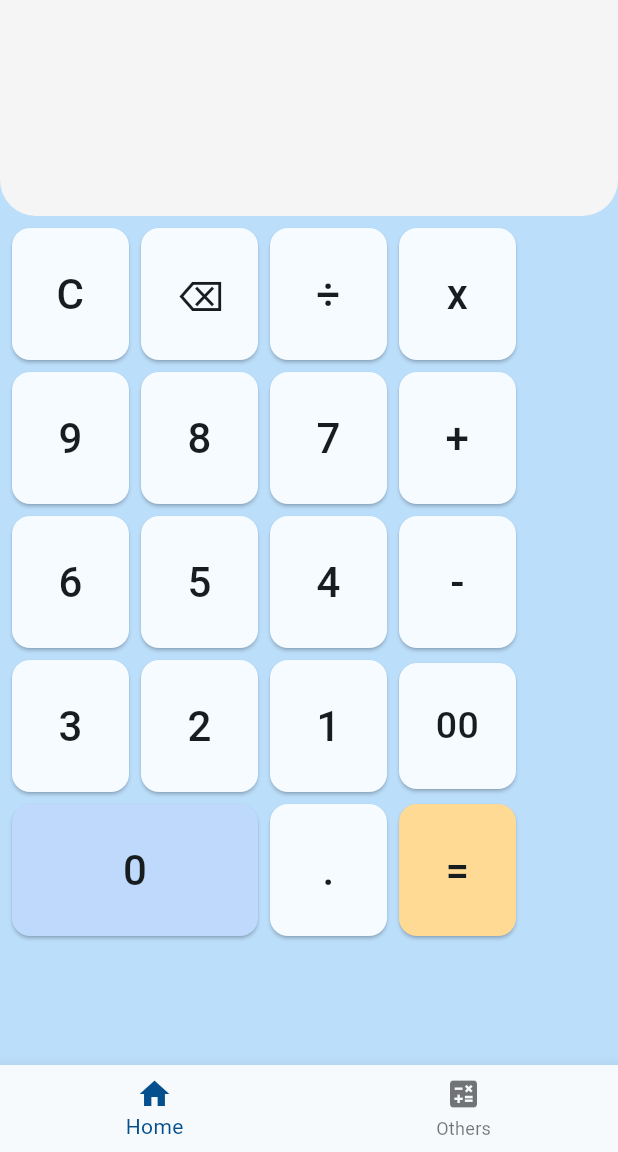
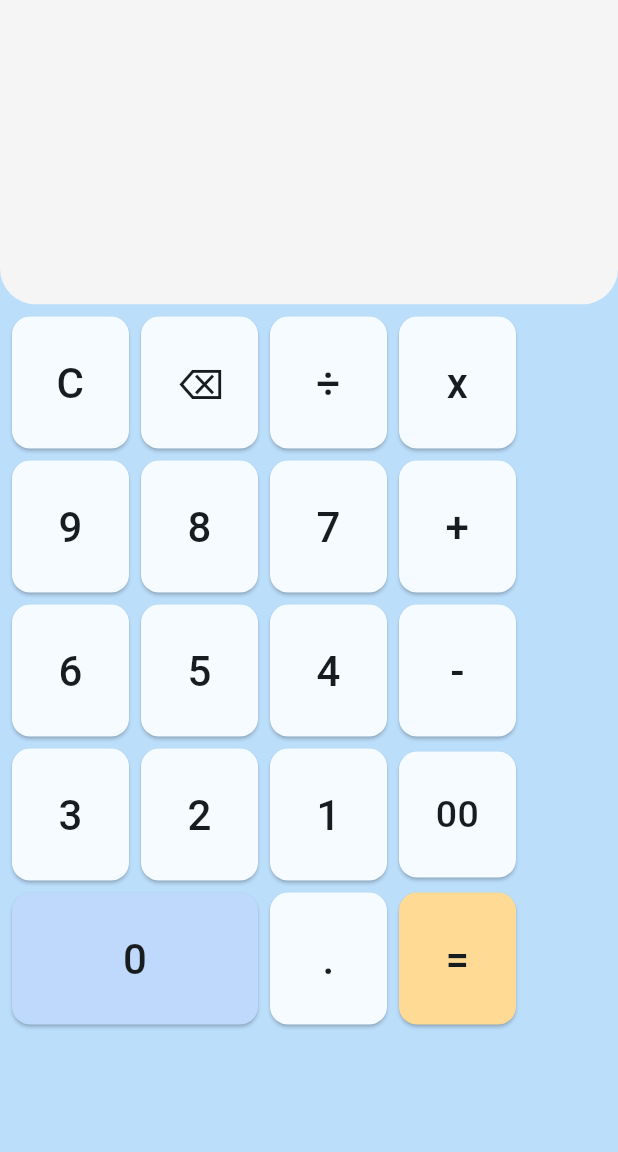
Before and after one commit to CodeWithJeet1204/Calculator, a Flutter app: the screen it shows after launch, after a tap on an icon or button, on a phone screen of 412 x 824 dp, the part 84-1236 px from its top. Run offline on Flutter 3.47's test engine with Material 2 defaults, Android fonts, the phone set to English and light mode, and no system bars.

```diff
--- a/lib/calculator/calculator_page.dart
+++ b/lib/calculator/calculator_page.dart
@@ -145,7 +145,7 @@ class _CalculatorPageState extends State<CalculatorPage> {
         children: [
           Container(
             alignment: Alignment.bottomRight,
-            height: 144,
+            height: 203,
             width: double.infinity,
             decoration: BoxDecoration(
               borderRadius: const BorderRadius.only(
--- a/lib/home_page.dart
+++ b/lib/home_page.dart
@@ -1,5 +1,5 @@
 import 'package:calculator/calculator/calculator_page.dart';
-import 'package:calculator/conversion/conversion_page.dart';
+// import 'package:calculator/conversion/conversion_page.dart';
 import 'package:flutter/material.dart';
 
 class HomePage extends StatefulWidget {
@@ -10,7 +10,7 @@ class HomePage extends StatefulWidget {
 }
 
 class _HomePageState extends State<HomePage> {
-  int _selectedIndex = 0;
+  // int _selectedIndex = 0;
   Widget currentPage = const CalculatorPage();
 
   @override
@@ -18,33 +18,33 @@ class _HomePageState extends State<HomePage> {
     // Get the current page.
     Widget content = currentPage;
 
-    // Rebuild the bottom navigation bar.
-    final bottomNavigationBar = BottomNavigationBar(
-      currentIndex: _selectedIndex,
-      onTap: (value) {
-        // Set the current page to the page that corresponds to the tapped item.
-        setState(() {
-          _selectedIndex = value;
-          currentPage =
-              _selectedIndex == 0 ? const CalculatorPage() : const OthersPage();
-        });
-      },
-      selectedItemColor: const Color.fromARGB(255, 4, 79, 141),
-      items: const [
-        BottomNavigationBarItem(
-          icon: Icon(Icons.home),
-          label: "Home",
-        ),
-        BottomNavigationBarItem(
-          icon: Icon(Icons.calculate),
-          label: "Others",
-        ),
-      ],
-    );
+    // // Rebuild the bottom navigation bar.
+    // final bottomNavigationBar = BottomNavigationBar(
+    //   currentIndex: _selectedIndex,
+    //   onTap: (value) {
+    //     // Set the current page to the page that corresponds to the tapped item.
+    //     setState(() {
+    //       _selectedIndex = value;
+    //       currentPage =
+    //           _selectedIndex == 0 ? const CalculatorPage() : const OthersPage();
+    //     });
+    //   },
+    //   selectedItemColor: const Color.fromARGB(255, 4, 79, 141),
+    //   items: const [
+    //     BottomNavigationBarItem(
+    //       icon: Icon(Icons.home),
+    //       label: "Home",
+    //     ),
+    //     BottomNavigationBarItem(
+    //       icon: Icon(Icons.calculate),
+    //       label: "Others",
+    //     ),
+    //   ],
+    // );
 
     return Scaffold(
       body: content,
-      bottomNavigationBar: bottomNavigationBar,
+      // bottomNavigationBar: bottomNavigationBar,
     );
   }
 }
```
Also changed, not shown: lib/conversion/ind_conversion_page.dart (+9 -7 lines).
